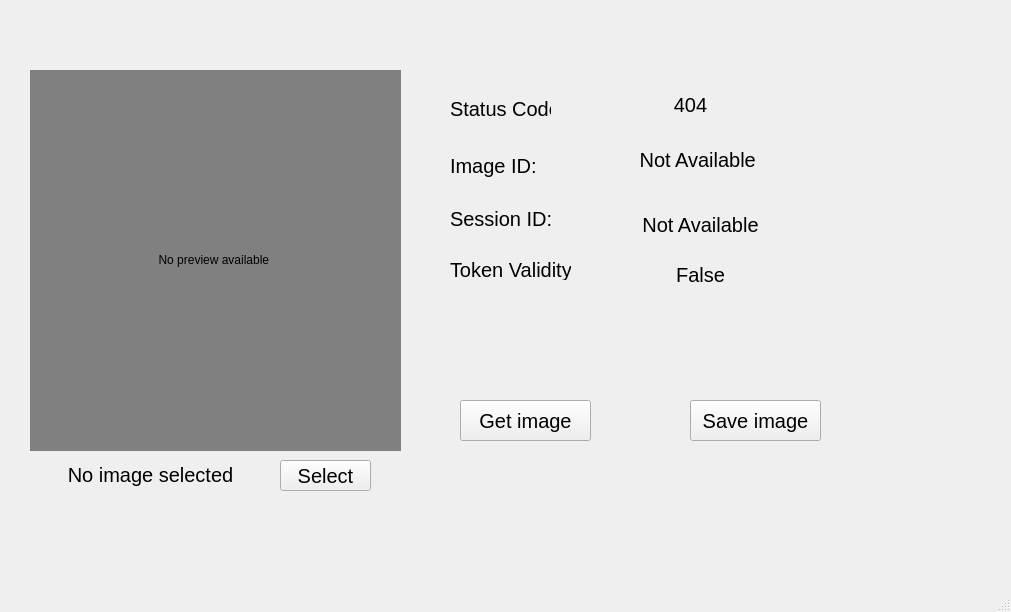
Old version of the form src/mainwindow.ui in the repository 0x0is1/DeepNoodle-GUI.
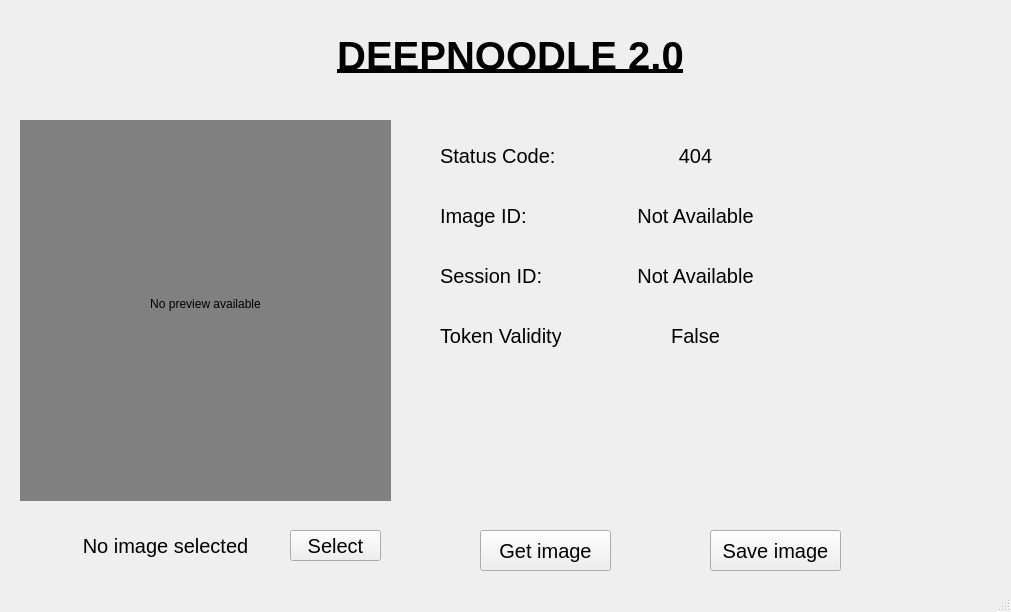
New version of the form. Icons and pictures are not drawn.

Commit message: [+] Improved UI and added new features. (bugs to be fixed)

```diff
--- a/src/mainwindow.ui
+++ b/src/mainwindow.ui
@@ -17,8 +17,8 @@
    <widget class="QLabel" name="imgHolder">
     <property name="geometry">
      <rect>
-      <x>30</x>
-      <y>70</y>
+      <x>20</x>
+      <y>120</y>
       <width>371</width>
       <height>381</height>
      </rect>
@@ -27,15 +27,18 @@
      <string notr="true">background-color:grey;</string>
     </property>
     <property name="text">
-     <string>&lt;center&gt;No preview available&lt;/center&gt;
+     <string>No preview available
 </string>
     </property>
+    <property name="alignment">
+     <set>Qt::AlignCenter</set>
+    </property>
    </widget>
    <widget class="QPushButton" name="selectButton">
     <property name="geometry">
      <rect>
-      <x>280</x>
-      <y>460</y>
+      <x>290</x>
+      <y>530</y>
       <width>91</width>
       <height>31</height>
      </rect>
@@ -52,9 +55,9 @@
    <widget class="QLabel" name="imgName">
     <property name="geometry">
      <rect>
-      <x>30</x>
-      <y>460</y>
-      <width>241</width>
+      <x>40</x>
+      <y>530</y>
+      <width>251</width>
       <height>31</height>
      </rect>
     </property>
@@ -67,16 +70,19 @@
      <string notr="true"/>
     </property>
     <property name="text">
-     <string>&lt;center&gt;No image selected&lt;/center&gt;</string>
+     <string>No image selected</string>
+    </property>
+    <property name="alignment">
+     <set>Qt::AlignCenter</set>
     </property>
    </widget>
    <widget class="QLabel" name="label">
     <property name="geometry">
      <rect>
-      <x>450</x>
-      <y>100</y>
-      <width>101</width>
-      <height>18</height>
+      <x>440</x>
+      <y>140</y>
+      <width>121</width>
+      <height>31</height>
      </rect>
     </property>
     <property name="font">
@@ -91,9 +97,9 @@
    <widget class="QLabel" name="statusCode">
     <property name="geometry">
      <rect>
-      <x>570</x>
-      <y>90</y>
-      <width>241</width>
+      <x>560</x>
+      <y>140</y>
+      <width>271</width>
       <height>31</height>
      </rect>
     </property>
@@ -103,16 +109,19 @@
      </font>
     </property>
     <property name="text">
-     <string>&lt;center&gt;404&lt;/center&gt;</string>
+     <string>404</string>
+    </property>
+    <property name="alignment">
+     <set>Qt::AlignCenter</set>
     </property>
    </widget>
    <widget class="QLabel" name="imgidLabel">
     <property name="geometry">
      <rect>
       <x>560</x>
-      <y>140</y>
-      <width>281</width>
-      <height>41</height>
+      <y>200</y>
+      <width>271</width>
+      <height>31</height>
      </rect>
     </property>
     <property name="font">
@@ -121,15 +130,18 @@
      </font>
     </property>
     <property name="text">
-     <string>&lt;center&gt; Not Available &lt;/center&gt;</string>
+     <string>Not Available</string>
+    </property>
+    <property name="alignment">
+     <set>Qt::AlignCenter</set>
     </property>
    </widget>
    <widget class="QLabel" name="label_4">
     <property name="geometry">
      <rect>
-      <x>450</x>
-      <y>150</y>
-      <width>101</width>
+      <x>440</x>
+      <y>200</y>
+      <width>121</width>
       <height>31</height>
      </rect>
     </property>
@@ -145,10 +157,10 @@
    <widget class="QLabel" name="label_5">
     <property name="geometry">
      <rect>
-      <x>450</x>
-      <y>210</y>
-      <width>101</width>
-      <height>18</height>
+      <x>440</x>
+      <y>260</y>
+      <width>121</width>
+      <height>31</height>
      </rect>
     </property>
     <property name="font">
@@ -164,8 +176,8 @@
     <property name="geometry">
      <rect>
       <x>560</x>
-      <y>210</y>
-      <width>281</width>
+      <y>260</y>
+      <width>271</width>
       <height>31</height>
      </rect>
     </property>
@@ -175,14 +187,17 @@
      </font>
     </property>
     <property name="text">
-     <string>&lt;center&gt;Not Available&lt;/center&gt;</string>
+     <string>Not Available</string>
+    </property>
+    <property name="alignment">
+     <set>Qt::AlignCenter</set>
     </property>
    </widget>
    <widget class="QPushButton" name="getimgButton">
     <property name="geometry">
      <rect>
-      <x>460</x>
-      <y>400</y>
+      <x>480</x>
+      <y>530</y>
       <width>131</width>
       <height>41</height>
      </rect>
@@ -200,8 +215,8 @@
     <property name="geometry">
      <rect>
       <x>560</x>
-      <y>260</y>
-      <width>281</width>
+      <y>320</y>
+      <width>271</width>
       <height>31</height>
      </rect>
     </property>
@@ -211,16 +226,19 @@
      </font>
     </property>
     <property name="text">
-     <string>&lt;center&gt;False&lt;/center&gt;</string>
+     <string>False</string>
+    </property>
+    <property name="alignment">
+     <set>Qt::AlignCenter</set>
     </property>
    </widget>
    <widget class="QLabel" name="label_6">
     <property name="geometry">
      <rect>
-      <x>450</x>
-      <y>260</y>
+      <x>440</x>
+      <y>320</y>
       <width>121</width>
-      <height>20</height>
+      <height>31</height>
      </rect>
     </property>
     <property name="font">
@@ -235,8 +253,8 @@
    <widget class="QPushButton" name="saveimgButton">
     <property name="geometry">
      <rect>
-      <x>690</x>
-      <y>400</y>
+      <x>710</x>
+      <y>530</y>
       <width>131</width>
       <height>41</height>
      </rect>
@@ -250,6 +268,58 @@
      <string>Save image</string>
     </property>
    </widget>
+   <widget class="QLabel" name="heading">
+    <property name="geometry">
+     <rect>
+      <x>200</x>
+      <y>20</y>
+      <width>621</width>
+      <height>71</height>
+     </rect>
+    </property>
+    <property name="font">
+     <font>
+      <pointsize>30</pointsize>
+      <weight>75</weight>
+      <bold>true</bold>
+      <underline>true</underline>
+     </font>
+    </property>
+    <property name="acceptDrops">
+     <bool>false</bool>
+    </property>
+    <property name="autoFillBackground">
+     <bool>true</bool>
+    </property>
+    <property name="text">
+     <string>DEEPNOODLE 2.0</string>
+    </property>
+    <property name="alignment">
+     <set>Qt::AlignCenter</set>
+    </property>
+   </widget>
+   <widget class="QLabel" name="headicon">
+    <property name="geometry">
+     <rect>
+      <x>100</x>
+      <y>20</y>
+      <width>101</width>
+      <height>71</height>
+     </rect>
+    </property>
+    <property name="text">
+     <string/>
+    </property>
+    <property name="pixmap">
+     <pixmap>../res/icon.png</pixmap>
+    </property>
+    <property name="scaledContents">
+     <bool>true</bool>
+    </property>
+    <property name="alignment">
+     <set>Qt::AlignCenter</set>
+    </property>
+   </widget>
   </widget>
   <widget class="QStatusBar" name="statusBar"/>
  </widget>
```
The commit also changes 2 other files.
